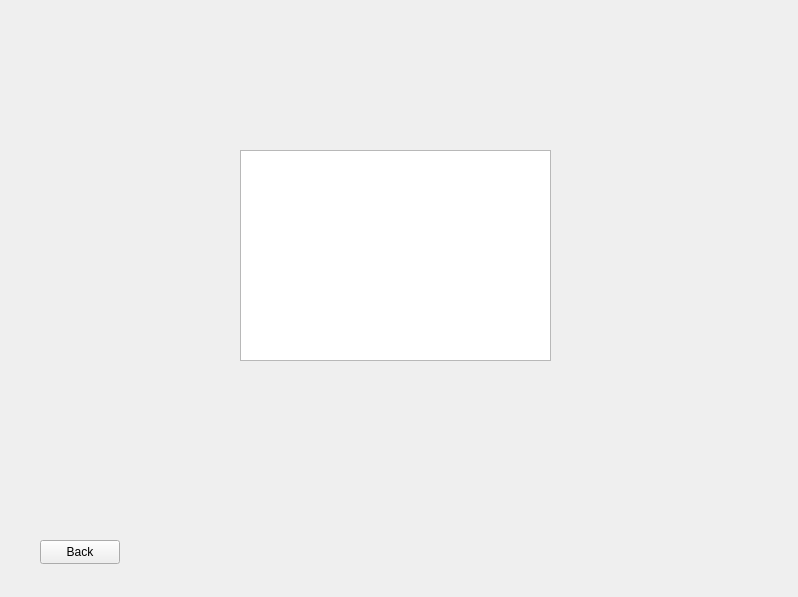
danisensei/Library-Management-System, file Library-Management-System/editbook.ui: the form before one commit.
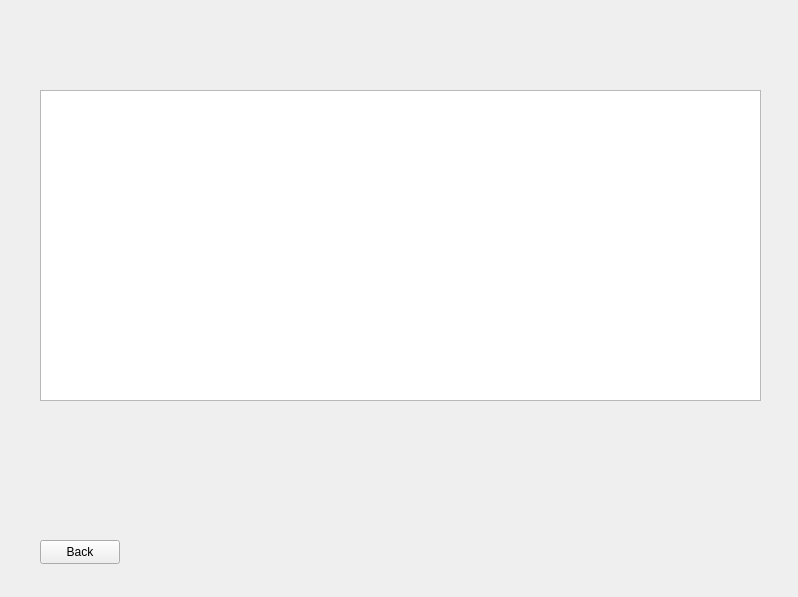
The form after the commit.

Commit message:
Edited various table UI sizes and added practical data for books
- Working on searchbooks

What changed in the file:
```diff
--- a/Library-Management-System/editbook.ui
+++ b/Library-Management-System/editbook.ui
@@ -29,10 +29,10 @@
   <widget class="QTableView" name="booktable">
    <property name="geometry">
     <rect>
-     <x>240</x>
-     <y>150</y>
-     <width>311</width>
-     <height>211</height>
+    <x>40</x>
+    <y>90</y>
+    <width>721</width>
+    <height>311</height>
     </rect>
    </property>
   </widget>
```
The commit also changes 5 other files.
